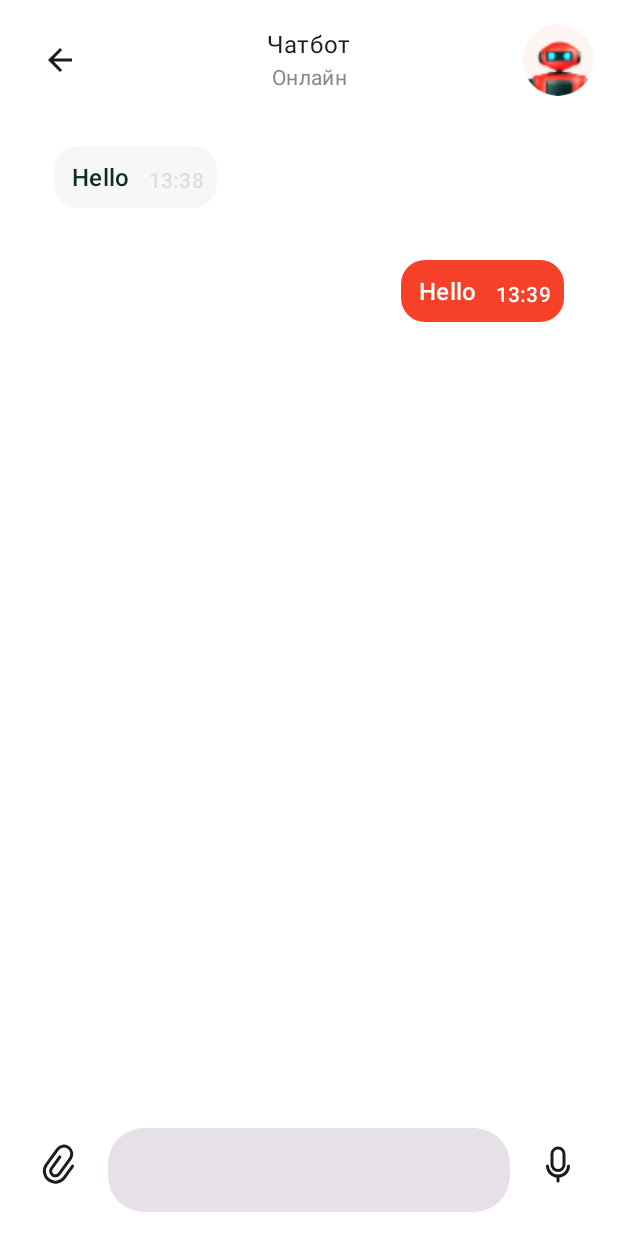
After one commit to 0x7FFF/MosOpenControl, an Android app built with Jetpack Compose: the composable ChatScreen shown on its own in the app's theme, on a phone screen of 412 x 824 dp. The commit adds this screen. Run offline under Robolectric (Android 15) with nearby library versions, the light colour scheme and no system bars; our stand-ins replace Dagger/Hilt's generated code; libraries missing offline, so code that uses them is left out: io.getstream.chat; 3 statements that could not run were skipped.

Commit message:
Add Stream Compose and Logger. Add Stream Initializer. Add Stream Chat theme. Add Initial chat.

```diff
--- a/app/build.gradle.kts
+++ b/app/build.gradle.kts
@@ -65,6 +65,8 @@ dependencies {
     implementation(libs.landscapist.bom)
     implementation(libs.landscapist.glide)
     implementation(libs.stream.chat)
+    implementation(libs.stream.compose)
+    implementation(libs.stream.log)
     implementation(libs.navigation.runtime.ktx)
     implementation(libs.navigation.compose)
     implementation(libs.hilt.android)
@@ -72,6 +74,7 @@ dependencies {
     implementation(libs.accompanist.systemuicontroller)
     implementation(libs.libphonenumber)
     implementation(libs.splashscreen)
+    implementation(libs.androidx.startup.runtime)
     kapt(libs.hilt.compiler)
 
     testImplementation(libs.junit)
--- /dev/null
+++ b/app/src/main/java/ru/gms/mosopencontrol/model/entity/ChatMessage.kt
@@ -0,0 +1,8 @@
+package ru.gms.mosopencontrol.model.entity
+
+data class ChatMessage(
+    val text: String,
+    val timeStamp: String,
+    val isFromUser: Boolean,
+    val isReceived: Boolean,
+)
--- a/app/src/main/java/ru/gms/mosopencontrol/ui/screens/mainscreen/model/data/User.kt
+++ b/app/src/main/java/ru/gms/mosopencontrol/model/entity/MOSUser.kt
@@ -1,9 +1,9 @@
-package ru.gms.mosopencontrol.ui.screens.mainscreen.model.data
+package ru.gms.mosopencontrol.model.entity
 
 import androidx.annotation.DrawableRes
 import java.util.UUID
 
-data class User(
+data class MOSUser(
     val id: String = UUID.randomUUID().toString(),
     val name: String,
     val surname: String,
--- a/app/src/main/java/ru/gms/mosopencontrol/ui/screens/mainscreen/model/data/MainListItem.kt
+++ b/app/src/main/java/ru/gms/mosopencontrol/model/entity/MainListItem.kt
@@ -1,4 +1,4 @@
-package ru.gms.mosopencontrol.ui.screens.mainscreen.model.data
+package ru.gms.mosopencontrol.model.entity
 
 import androidx.annotation.DrawableRes
 
--- /dev/null
+++ b/app/src/main/java/ru/gms/mosopencontrol/ui/screens/chat/ChatHeader.kt
@@ -0,0 +1,50 @@
+package ru.gms.mosopencontrol.ui.screens.chat
+
+import androidx.compose.foundation.Image
+import androidx.compose.foundation.layout.Arrangement
+import androidx.compose.foundation.layout.Column
+import androidx.compose.foundation.layout.Row
+import androidx.compose.foundation.layout.fillMaxWidth
+import androidx.compose.foundation.layout.size
+import androidx.compose.foundation.shape.RoundedCornerShape
+import androidx.compose.material.icons.Icons
+import androidx.compose.material.icons.filled.ArrowBack
+import androidx.compose.material3.Icon
+import androidx.compose.material3.IconButton
+import androidx.compose.material3.MaterialTheme
+import androidx.compose.material3.Text
+import androidx.compose.runtime.Composable
+import androidx.compose.ui.Alignment
+import androidx.compose.ui.Modifier
+import androidx.compose.ui.draw.clip
+import androidx.compose.ui.graphics.Color
+import androidx.compose.ui.res.painterResource
+import androidx.compose.ui.unit.dp
+import ru.gms.mosopencontrol.R
+
+
+@Composable
+fun ChatHeader(onBack: () -> Unit) {
+    Row(
+        modifier = Modifier.fillMaxWidth(),
+        horizontalArrangement = Arrangement.SpaceBetween,
+        verticalAlignment = Alignment.CenterVertically
+    ) {
+        IconButton(onClick = onBack) {
+            Icon(Icons.Default.ArrowBack, contentDescription = null)
+        }
+        Column(
+            horizontalAlignment = Alignment.CenterHorizontally
+        ) {
+            Text(text = "Чатбот", style = MaterialTheme.typography.bodyLarge)
+            Text(text = "Онлайн", color = Color.Gray, style = MaterialTheme.typography.bodyMedium)
+        }
+        Image(
+            painter = painterResource(id = R.drawable.ic_chat_bot_avatar),
+            contentDescription = "Chatbot avatar",
+            modifier = Modifier
+                .size(48.dp)
+                .clip(RoundedCornerShape(24.dp))
+        )
+    }
+}
--- /dev/null
+++ b/app/src/main/java/ru/gms/mosopencontrol/ui/screens/chat/ChatScreen.kt
@@ -0,0 +1,239 @@
+@file:OptIn(
+    ExperimentalComposeUiApi::class,
+    ExperimentalMaterial3Api::class,
+    ExperimentalComposeUiApi::class
+)
+
+package ru.gms.mosopencontrol.ui.screens.chat
+
+import android.os.Build
+import androidx.annotation.RequiresApi
+import androidx.compose.foundation.background
+import androidx.compose.foundation.layout.Arrangement
+import androidx.compose.foundation.layout.Box
+import androidx.compose.foundation.layout.Column
+import androidx.compose.foundation.layout.Row
+import androidx.compose.foundation.layout.Spacer
+import androidx.compose.foundation.layout.fillMaxSize
+import androidx.compose.foundation.layout.fillMaxWidth
+import androidx.compose.foundation.layout.height
+import androidx.compose.foundation.layout.padding
+import androidx.compose.foundation.layout.width
+import androidx.compose.foundation.layout.wrapContentSize
+import androidx.compose.foundation.layout.wrapContentWidth
+import androidx.compose.foundation.lazy.LazyColumn
+import androidx.compose.foundation.lazy.items
+import androidx.compose.foundation.shape.RoundedCornerShape
+import androidx.compose.foundation.text.KeyboardActions
+import androidx.compose.foundation.text.KeyboardOptions
+import androidx.compose.material3.Button
+import androidx.compose.material3.ButtonDefaults
+import androidx.compose.material3.ExperimentalMaterial3Api
+import androidx.compose.material3.Icon
+import androidx.compose.material3.IconButton
+import androidx.compose.material3.MaterialTheme
+import androidx.compose.material3.Surface
+import androidx.compose.material3.Text
+import androidx.compose.material3.TextField
+import androidx.compose.material3.TextFieldDefaults
+import androidx.compose.runtime.Composable
+import androidx.compose.runtime.getValue
+import androidx.compose.runtime.mutableStateOf
+import androidx.compose.runtime.remember
+import androidx.compose.runtime.setValue
+import androidx.compose.ui.Alignment
+import androidx.compose.ui.ExperimentalComposeUiApi
+import androidx.compose.ui.Modifier
+import androidx.compose.ui.draw.clip
+import androidx.compose.ui.focus.FocusRequester
+import androidx.compose.ui.focus.focusRequester
+import androidx.compose.ui.focus.onFocusChanged
+import androidx.compose.ui.graphics.Color
+import androidx.compose.ui.platform.LocalSoftwareKeyboardController
+import androidx.compose.ui.res.painterResource
+import androidx.compose.ui.text.input.ImeAction
+import androidx.compose.ui.unit.dp
+import ru.gms.mosopencontrol.R
+import ru.gms.mosopencontrol.model.entity.ChatMessage
+
+@RequiresApi(Build.VERSION_CODES.O)
+@Composable
+fun ChatScreen(
+    viewModel: ChatViewModel,
+    onBack: () -> Unit,
+) {
+    var messageText by remember { mutableStateOf("") }
+    val messagesLocal by remember { viewModel.messages }
+
+    Box(
+        modifier = Modifier
+            .fillMaxSize()
+            .background(MaterialTheme.colorScheme.onPrimary),
+    ) {
+        Column(
+            modifier = Modifier
+                .fillMaxSize()
+                .padding(16.dp)
+        ) {
+            ChatHeader(onBack = onBack)
+            Spacer(modifier = Modifier.height(16.dp))
+            if (viewModel.messages.value.isEmpty()) {
+                Spacer(modifier = Modifier.weight(1f))
+                InitialMessageCard()
+                Spacer(modifier = Modifier.weight(1f))
+                Button(
+                    onClick = {
+                        viewModel.onSendMessage("Начать")
+                    },
+                    modifier = Modifier
+                        .fillMaxWidth()
+                        .wrapContentSize(Alignment.Center),
+                    colors = ButtonDefaults.buttonColors(containerColor = MaterialTheme.colorScheme.onPrimary)
+                ) {
+                    Text(text = "Begin", color = Color.Red)
+                }
+            } else {
+                MessageList(
+                    messages = messagesLocal,
+                    modifier = Modifier.weight(1f)
+                )
+                Spacer(
+                    modifier = Modifier.height(16.dp)
+                )
+                BottomBar(
+                    messageText = messageText,
+                    onMessageTextChanged = { messageText = it },
+                    onSendMessage = {
+                        viewModel.onSendMessage(it)
+                        messageText = ""
+                    },
+                    onAttachFile = viewModel::onAttachFile,
+                    onStartVoiceMessage = viewModel::onStartVoiceMessage,
+                )
+            }
+        }
+    }
+}
+
+@Composable
+fun MessageList(modifier: Modifier, messages: List<ChatMessage>) {
+    LazyColumn(modifier = modifier) {
+        items(items = messages) { message ->
+            TextMessage(message = message)
+        }
+    }
+}
+
+@Composable
+fun TextMessage(message: ChatMessage) {
+    val alignment = if (message.isFromUser) Alignment.CenterEnd else Alignment.CenterStart
+    val bubbleColor = if (message.isFromUser) Color(0xFFF64027) else Color(0xFFF7F7F7)
+    val textColor = if (message.isFromUser) Color.White else Color(0xFF112B27)
+    val timeStampColor = if (message.isFromUser) Color(0xFFFFFFFF) else Color(0x2125294D)
+
+    Box(
+        modifier = Modifier.fillMaxWidth(),
+        contentAlignment = alignment
+    ) {
+        Row(
+            modifier = Modifier
+                .wrapContentWidth()
+                .padding(vertical = 9.dp, horizontal = 12.dp)
+                .clip(RoundedCornerShape(16.dp)),
+            horizontalArrangement = if (message.isFromUser) Arrangement.End else Arrangement.Start
+        ) {
+            Surface(
+                color = bubbleColor,
+                shape = RoundedCornerShape(16.dp),
+                tonalElevation = 1.dp,
+                modifier = Modifier
+                    .padding(8.dp)
+            ) {
+                Row {
+                    Text(
+                        text = message.text,
+                        style = MaterialTheme.typography.titleMedium.copy(color = textColor),
+                        modifier = Modifier.padding(start = 12.dp, top = 9.dp, end = 12.dp)
+                    )
+                    Text(
+                        modifier = Modifier.padding(top = 13.dp, end = 8.dp, bottom = 8.dp),
+                        text = message.timeStamp,
+                        style = MaterialTheme.typography.titleSmall.copy(color = timeStampColor)
+                    )
+                }
+            }
+        }
+    }
+}
+
+@Composable
+fun BottomBar(
+    messageText: String,
+    onMessageTextChanged: (String) -> Unit,
+    onSendMessage: (String) -> Unit,
+    onAttachFile: () -> Unit,
+    onStartVoiceMessage: () -> Unit
+) {
+    val focusRequester = remember { FocusRequester() }
+    val isFocused = remember { mutableStateOf(false) }
+    val keyboardController = LocalSoftwareKeyboardController.current
+
+    Row(
+        horizontalArrangement = Arrangement.SpaceBetween
+    ) {
+        IconButton(
+            onClick = onAttachFile
+        ) {
+            Icon(
+                painterResource(id = R.drawable.ic_chat_attach),
+                contentDescription = "Attach file"
+            )
+        }
+
+        TextField(
+            value = messageText,
+            onValueChange = onMessageTextChanged,
+            modifier = Modifier
+                .weight(1f)
+                .padding(horizontal = 8.dp)
+                .focusRequester(focusRequester)
+                .onFocusChanged { isFocused.value = it.isFocused }
+                .background(MaterialTheme.colorScheme.onPrimary),
+            singleLine = true,
+            keyboardOptions = KeyboardOptions(imeAction = ImeAction.Done),
+            keyboardActions = KeyboardActions(
+                onDone = { keyboardController?.hide() }
+            ),
+            shape = RoundedCornerShape(24.dp),
+            colors = TextFieldDefaults.colors(
+                focusedTextColor = Color(0xFF212529),
+                unfocusedTextColor = Color(0xFF212529),
+                focusedIndicatorColor = Color.Transparent,
+                unfocusedIndicatorColor = Color.Transparent,
+                disabledIndicatorColor = Color.Transparent,
+            )
+        )
+
+        IconButton(
+            onClick = {
+                if (isFocused.value && messageText.isNotEmpty()) {
+                    onSendMessage(messageText)
+                } else if (!isFocused.value) {
+                    onStartVoiceMessage()
+                }
+            }
+        ) {
+            if (isFocused.value && messageText.isNotEmpty()) {
+                Icon(
+                    painterResource(id = R.drawable.ic_chat_send),
+                    contentDescription = "Send message"
+                )
+            } else {
+                Icon(
+                    painterResource(id = R.drawable.ic_chat_mic),
+                    contentDescription = "Start voice message"
+                )
+            }
+        }
+    }
+}
--- /dev/null
+++ b/app/src/main/res/drawable/ic_chat_attach.xml
@@ -0,0 +1,19 @@
+<vector xmlns:android="http://schemas.android.com/apk/res/android"
+    android:width="28dp"
+    android:height="29dp"
+    android:viewportWidth="28"
+    android:viewportHeight="29">
+  <group>
+    <clip-path
+        android:pathData="M0,0.5h28v28h-28z"/>
+    <path
+        android:pathData="M0,0.5h28v28h-28z"
+        android:fillColor="#00ffffff"/>
+    <path
+        android:pathData="M13.922,9.921L8.369,17.56C7.347,18.966 7.658,20.935 9.065,21.957V21.957C10.471,22.98 12.44,22.668 13.462,21.262L20.865,11.076C22.569,8.732 22.05,5.451 19.706,3.747V3.747C17.362,2.043 14.081,2.562 12.377,4.906L4.974,15.092C2.589,18.374 3.315,22.968 6.597,25.353V25.353C9.878,27.738 14.472,27.011 16.857,23.73L22.41,16.09"
+        android:strokeWidth="2"
+        android:fillColor="#00000000"
+        android:strokeColor="#212529"
+        android:strokeLineCap="round"/>
+  </group>
+</vector>
--- /dev/null
+++ b/app/src/main/res/drawable/ic_chat_mic.xml
@@ -0,0 +1,20 @@
+<vector xmlns:android="http://schemas.android.com/apk/res/android"
+    android:width="28dp"
+    android:height="29dp"
+    android:viewportWidth="28"
+    android:viewportHeight="29">
+  <path
+      android:pathData="M4,0.5L24,0.5A4,4 0,0 1,28 4.5L28,24.5A4,4 0,0 1,24 28.5L4,28.5A4,4 0,0 1,0 24.5L0,4.5A4,4 0,0 1,4 0.5z"
+      android:fillColor="#00ffffff"/>
+  <path
+      android:pathData="M14,4L14,4A4,4 0,0 1,18 8L18,15A4,4 0,0 1,14 19L14,19A4,4 0,0 1,10 15L10,8A4,4 0,0 1,14 4z"
+      android:strokeWidth="2"
+      android:fillColor="#00000000"
+      android:strokeColor="#212529"/>
+  <path
+      android:pathData="M21,16C21,19.682 17.866,22.667 14,22.667M14,22.667C10.134,22.667 7,19.682 7,16M14,22.667V26"
+      android:strokeWidth="2"
+      android:fillColor="#00000000"
+      android:strokeColor="#212529"
+      android:strokeLineCap="round"/>
+</vector>
--- /dev/null
+++ b/app/src/main/res/drawable/ic_chat_send.xml
@@ -0,0 +1,23 @@
+<vector xmlns:android="http://schemas.android.com/apk/res/android"
+    android:width="28dp"
+    android:height="29dp"
+    android:viewportWidth="28"
+    android:viewportHeight="29">
+  <group>
+    <clip-path
+        android:pathData="M4,0.5L24,0.5A4,4 0,0 1,28 4.5L28,24.5A4,4 0,0 1,24 28.5L4,28.5A4,4 0,0 1,0 24.5L0,4.5A4,4 0,0 1,4 0.5z"/>
+    <path
+        android:pathData="M4,0.5L24,0.5A4,4 0,0 1,28 4.5L28,24.5A4,4 0,0 1,24 28.5L4,28.5A4,4 0,0 1,0 24.5L0,4.5A4,4 0,0 1,4 0.5z"
+        android:fillColor="#00ffffff"/>
+    <path
+        android:pathData="M14,14.5m-14,0a14,14 0,1 1,28 0a14,14 0,1 1,-28 0"
+        android:fillColor="#ffF64027"/>
+    <path
+        android:pathData="M9,13.3L14,8.5M14,8.5L19,13.3M14,8.5V20.5"
+        android:strokeLineJoin="round"
+        android:strokeWidth="2"
+        android:fillColor="#00000000"
+        android:strokeColor="#ffffff"
+        android:strokeLineCap="round"/>
+  </group>
+</vector>
--- a/gradle/libs.versions.toml
+++ b/gradle/libs.versions.toml
@@ -13,6 +13,7 @@ landscapist = "2.2.0"
 hilt = "2.46.1"
 hilt-navigation = "1.0.0"
 stream-chat = "5.17.3"
+stream-log = "1.1.4"
 accompanist = "0.30.1"
 libphonenumber = "8.13.4"
 splashscreen = "1.0.1"
@@ -32,10 +33,12 @@ ui-tooling-preview = { group = "androidx.compose.ui", name = "ui-tooling-preview
 ui-test-manifest = { group = "androidx.compose.ui", name = "ui-test-manifest" }
 ui-test-junit4 = { group = "androidx.compose.ui", name = "ui-test-junit4" }
 material3 = { group = "androidx.compose.material3", name = "material3" }
-navigation = { group = "androidx.navigation", name = "navigation-ui-ktx" }
+navigation = { group = "androidx.navigation", name = "navigation-ui-ktx", version.ref = "navigation" }
 navigation-runtime-ktx = { group = "androidx.navigation", name = "navigation-runtime-ktx", version.ref = "navigation" }
 navigation-compose = { group = "androidx.navigation", name = "navigation-compose", version.ref = "navigation" }
 stream-chat = { group = "io.getstream", name = "stream-chat-android-client", version.ref = "stream-chat" }
+stream-compose = { group = "io.getstream", name = "stream-chat-android-compose", version.ref = "stream-chat" }
+stream-log = { group = "io.getstream", name = "stream-log-android", version.ref = "stream-log" }
 landscapist-bom = { group = "com.github.skydoves", name = "landscapist-bom", version.ref = "landscapist" }
 landscapist-glide = { group = "com.github.skydoves", name = "landscapist-glide", version.ref = "landscapist" }
 libphonenumber = { group = "io.michaelrocks", name = "libphonenumber-android", version.ref = "libphonenumber"}
@@ -44,6 +47,7 @@ hilt-compiler = { group = "com.google.dagger", name = "hilt-compiler", version.r
 hilt-navigation = { group = "androidx.hilt", name = "hilt-navigation-compose", version.ref = "hilt-navigation" }
 accompanist-systemuicontroller = { module = "com.google.accompanist:accompanist-systemuicontroller", version.ref = "accompanist" }
 splashscreen = { group = "androidx.core", name = "core-splashscreen", version.ref = "splashscreen" }
+androidx-startup-runtime = { group = "androidx.startup", name = "startup-runtime", version = "1.1.1" }
 
 [plugins]
 androidApplication = { id = "com.android.application", version.ref = "agp" }
```
Also changed, not shown: app/src/main/AndroidManifest.xml (+10 -0 lines), app/src/main/java/ru/gms/mosopencontrol/initializer/StreamChatInitializer.kt (added, +46 -0 lines), app/src/main/java/ru/gms/mosopencontrol/initializer/StreamLogInitializer.kt (added, +20 -0 lines), app/src/main/java/ru/gms/mosopencontrol/ui/screens/chat/ChatViewModel.kt (added, +72 -0 lines), app/src/main/java/ru/gms/mosopencontrol/ui/screens/chat/InitialMessageCard.kt (added, +59 -0 lines), app/src/main/java/ru/gms/mosopencontrol/ui/screens/mainscreen/MainScreen.kt (+6 -6 lines), app/src/main/java/ru/gms/mosopencontrol/ui/theme/Theme.kt (+19 -0 lines), app/src/main/ic_chat_bot_avatar-playstore.png (added), app/src/main/res/drawable/ic_chat_bot_avatar.png (added), app/src/main/res/drawable/img_chatbot_welcome.png (added).
